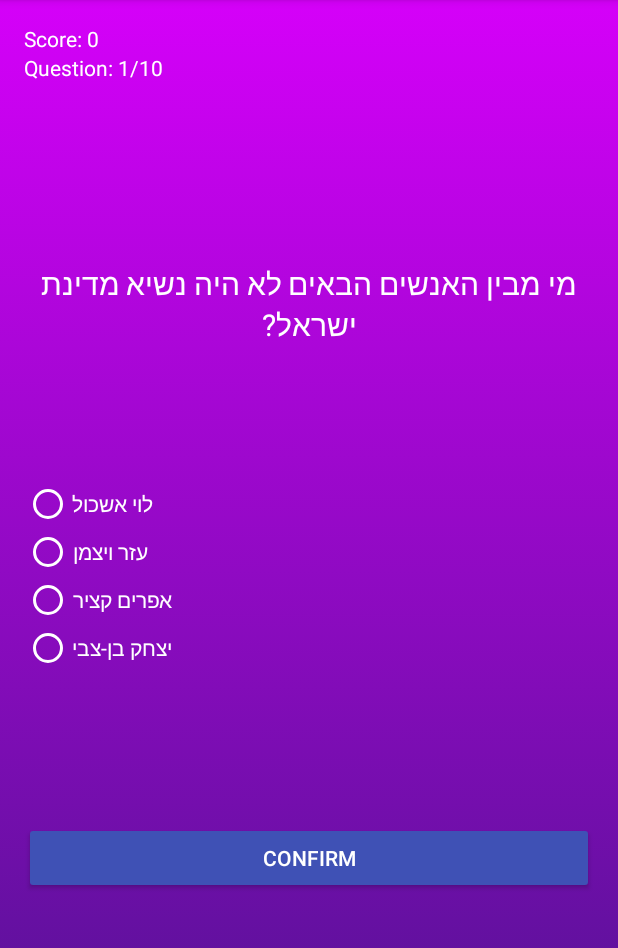
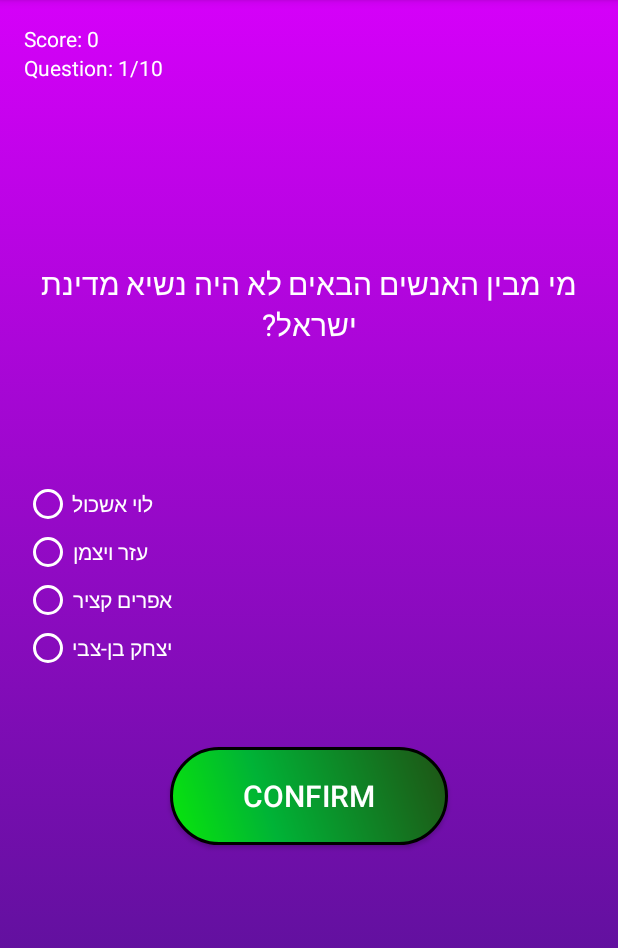
Before and after one commit to narturk/AndroidHw2, an Android app: the Game_Activity screen opened directly, with no data from a screen before it, on a phone screen of 412 x 824 dp, the part 84-1032 px from its top. Run offline under Robolectric (Android 15) with nearby library versions, the phone set to English and light mode, and no system bars.

Commit message:
button design

```diff
--- /dev/null
+++ b/Trivia_Questions_Game/app/src/main/res/drawable/button_background.xml
@@ -0,0 +1,28 @@
+<?xml version="1.0" encoding="utf-8"?>
+<shape xmlns:android="http://schemas.android.com/apk/res/android" android:shape="rectangle" >
+    <corners
+        android:radius="145dp"
+        />
+    <gradient
+        android:angle="45"
+        android:centerX="35%"
+        android:centerColor="#00B336"
+        android:startColor="#09E809"
+        android:endColor="#1F5214"
+        android:type="linear"
+        />
+    <padding
+        android:left="0dp"
+        android:top="0dp"
+        android:right="0dp"
+        android:bottom="0dp"
+        />
+    <size
+        android:width="185dp"
+        android:height="65dp"
+        />
+    <stroke
+        android:width="2dp"
+        android:color="#000000"
+        />
+</shape>
--- a/Trivia_Questions_Game/app/src/main/res/layout/activity_game.xml
+++ b/Trivia_Questions_Game/app/src/main/res/layout/activity_game.xml
@@ -80,12 +80,22 @@
             />
     </RadioGroup>
 
+
+
+
     <Button
         android:id="@+id/button_confirm_next"
-        android:layout_width="match_parent"
+        android:layout_width="wrap_content"
         android:layout_height="wrap_content"
         android:layout_below="@+id/radio_group"
-        android:layout_marginTop="100dp"
+        android:layout_marginTop="50dp"
+        android:layout_centerHorizontal="true"
         android:text="Confirm"
-        android:theme="@style/PrimaryButton" />
+        android:textColor="#FFFFFF"
+        android:textSize="20dp"
+        android:theme="@style/PrimaryButton"
+        android:background="@drawable/button_background"/>
+
+
+
 </RelativeLayout>
--- a/Trivia_Questions_Game/app/src/main/res/layout/activity_main.xml
+++ b/Trivia_Questions_Game/app/src/main/res/layout/activity_main.xml
@@ -54,6 +54,9 @@
         app:layout_constraintTop_toBottomOf="@+id/imageView4"
         app:srcCompat="@drawable/are_you_ready" />
 
+
+
+
     <Button
         android:id="@+id/button"
         android:layout_width="wrap_content"
@@ -66,13 +69,15 @@
         android:layout_marginTop="52dp"
         android:layout_marginEnd="8dp"
         android:layout_marginBottom="8dp"
-        android:background="@android:color/holo_blue_light"
-        android:text="Button"
+        android:text="Start Quiz"
+        android:textColor="#FFFFFF"
+        android:textSize="20dp"
         app:layout_constraintBottom_toBottomOf="parent"
         app:layout_constraintEnd_toEndOf="parent"
         app:layout_constraintHorizontal_bias="0.498"
         app:layout_constraintStart_toStartOf="parent"
         app:layout_constraintTop_toBottomOf="@+id/imageView2"
-        app:layout_constraintVertical_bias="0.25" />
+        app:layout_constraintVertical_bias="0.25"
+        android:background="@drawable/button_background"/>
 
 </android.support.constraint.ConstraintLayout>
```
